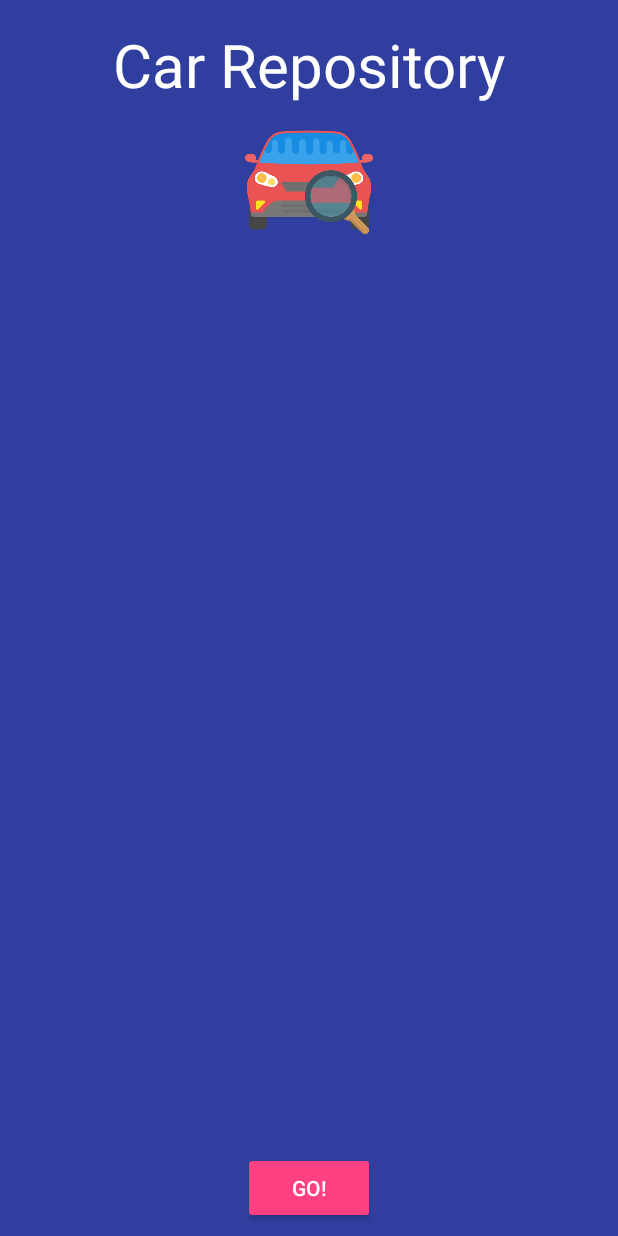
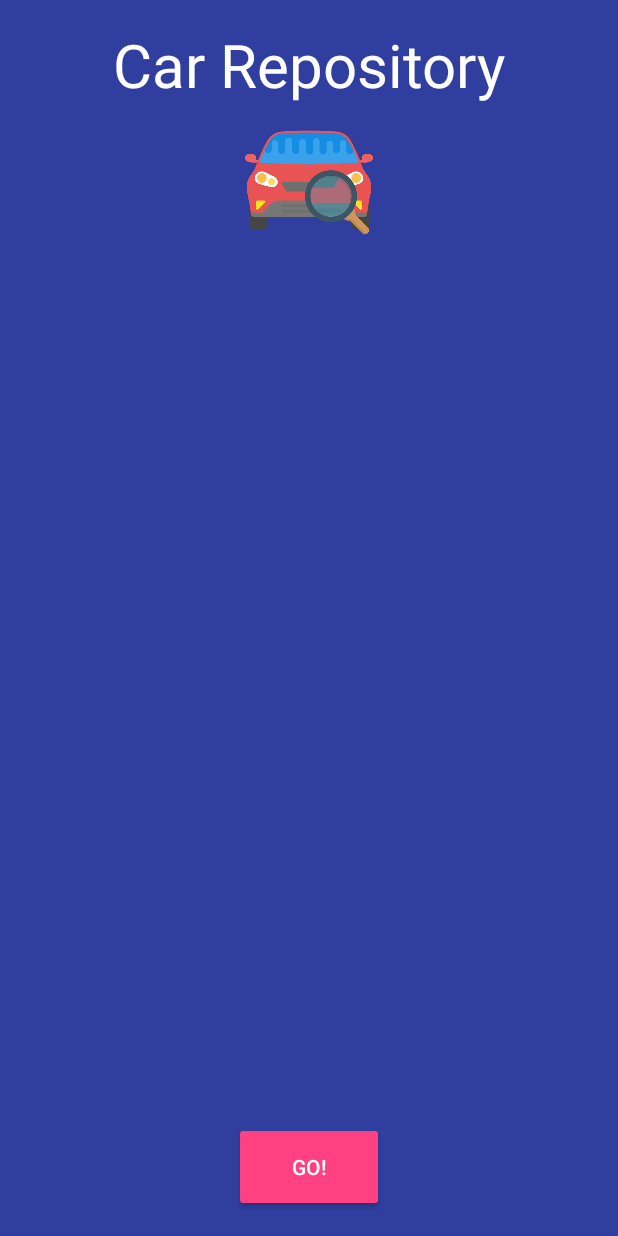
Before and after one commit to arecmetafora/Interview-CarRepository, an Android app: the layout activity_car_repository.xml on its own in the app's theme, with its tools: preview values and no code run, on a phone screen of 412 x 824 dp. Run offline under Robolectric (Android 15) with nearby library versions, the phone set to English and light mode, and no system bars.

Commit message:
Last adjusts + Doc images

```diff
--- a/app/src/main/res/layout/activity_car_repository.xml
+++ b/app/src/main/res/layout/activity_car_repository.xml
@@ -46,9 +46,9 @@
 
     <android.support.v7.widget.AppCompatButton
         android:id="@+id/viewCars"
-        android:layout_width="wrap_content"
-        android:layout_height="wrap_content"
-        android:layout_marginBottom="8dp"
+        android:layout_width="100dp"
+        android:layout_height="60dp"
+        android:layout_marginBottom="16dp"
         android:layout_marginEnd="8dp"
         android:layout_marginLeft="8dp"
         android:layout_marginRight="8dp"
```
Also changed, not shown: 5 other files.
